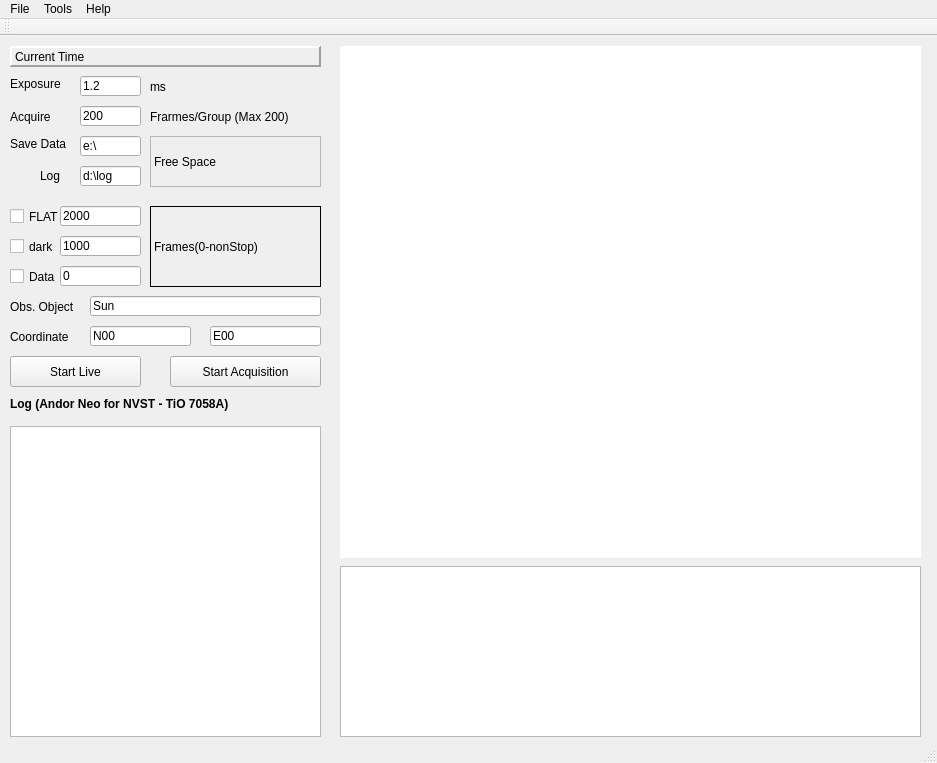
First picture: the form in nvst-tio/NVST-TiO-20220308-003/mainwindow.ui, repository chd1998/fso-qt, before the edit.
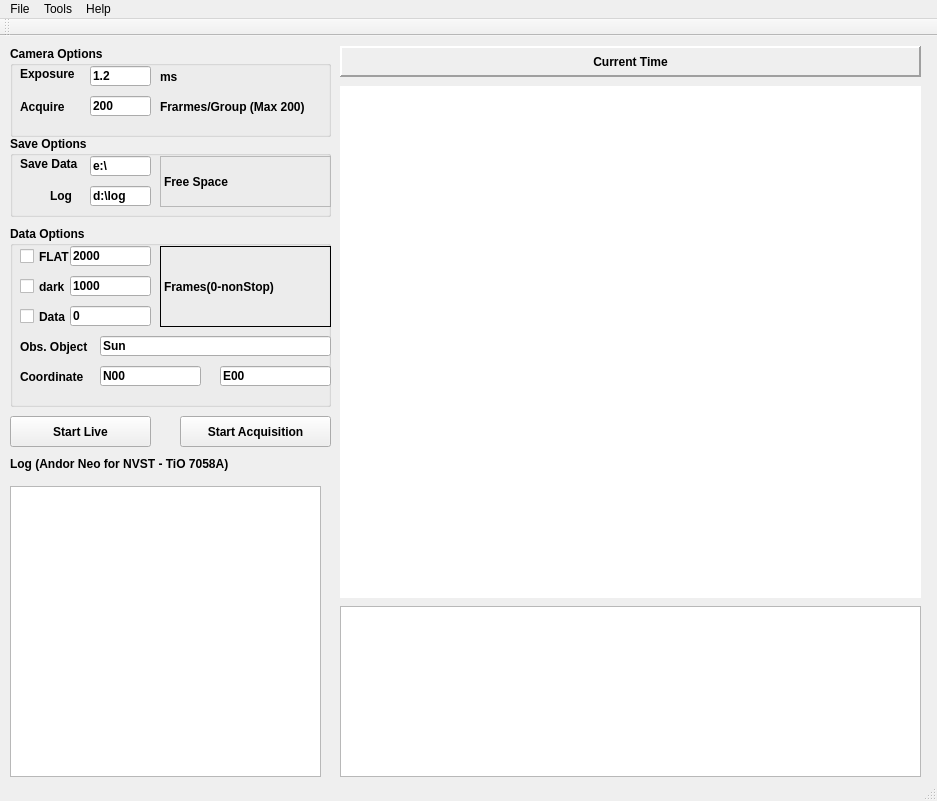
Second picture: the form after the edit. Custom widgets are drawn as their Qt base class.

Patch:
```diff
--- a/nvst-tio/NVST-TiO-20220308-003/mainwindow.ui
+++ b/nvst-tio/NVST-TiO-20220308-003/mainwindow.ui
@@ -7,7 +7,7 @@
     <x>0</x>
     <y>0</y>
     <width>937</width>
-    <height>763</height>
+    <height>801</height>
    </rect>
   </property>
   <property name="sizePolicy">
@@ -30,7 +30,7 @@
     <property name="geometry">
      <rect>
       <x>340</x>
-      <y>10</y>
+      <y>50</y>
       <width>581</width>
       <height>512</height>
      </rect>
@@ -72,44 +72,12 @@
      </brush>
     </property>
    </widget>
-   <widget class="QLabel" name="label_saveto">
-    <property name="geometry">
-     <rect>
-      <x>10</x>
-      <y>100</y>
-      <width>61</width>
-      <height>16</height>
-     </rect>
-    </property>
-    <property name="sizePolicy">
-     <sizepolicy hsizetype="Preferred" vsizetype="Fixed">
-      <horstretch>0</horstretch>
-      <verstretch>0</verstretch>
-     </sizepolicy>
-    </property>
-    <property name="text">
-     <string>Save Data </string>
-    </property>
-   </widget>
-   <widget class="QLineEdit" name="lineEdit_saveto">
-    <property name="geometry">
-     <rect>
-      <x>80</x>
-      <y>100</y>
-      <width>61</width>
-      <height>20</height>
-     </rect>
-    </property>
-    <property name="text">
-     <string>e:\</string>
-    </property>
-   </widget>
    <widget class="QPushButton" name="btnLive">
     <property name="geometry">
      <rect>
       <x>10</x>
-      <y>320</y>
-      <width>131</width>
+      <y>380</y>
+      <width>141</width>
       <height>31</height>
      </rect>
     </property>
@@ -119,6 +87,11 @@
       <verstretch>0</verstretch>
      </sizepolicy>
     </property>
+    <property name="font">
+     <font>
+      <bold>true</bold>
+     </font>
+    </property>
     <property name="text">
      <string>Start Live</string>
     </property>
@@ -129,10 +102,10 @@
    <widget class="QLabel" name="label_time">
     <property name="geometry">
      <rect>
-      <x>10</x>
+      <x>340</x>
       <y>10</y>
-      <width>311</width>
-      <height>21</height>
+      <width>581</width>
+      <height>31</height>
      </rect>
     </property>
     <property name="sizePolicy">
@@ -141,6 +114,11 @@
       <verstretch>0</verstretch>
      </sizepolicy>
     </property>
+    <property name="font">
+     <font>
+      <bold>true</bold>
+     </font>
+    </property>
     <property name="layoutDirection">
      <enum>Qt::LeftToRight</enum>
     </property>
@@ -156,57 +134,15 @@
     <property name="text">
      <string>Current Time</string>
     </property>
-   </widget>
-   <widget class="QLabel" name="label_exposuretime">
-    <property name="geometry">
-     <rect>
-      <x>10</x>
-      <y>40</y>
-      <width>61</width>
-      <height>16</height>
-     </rect>
-    </property>
-    <property name="sizePolicy">
-     <sizepolicy hsizetype="Preferred" vsizetype="Fixed">
-      <horstretch>0</horstretch>
-      <verstretch>0</verstretch>
-     </sizepolicy>
-    </property>
-    <property name="text">
-     <string>Exposure</string>
-    </property>
-   </widget>
-   <widget class="QLineEdit" name="lineEdit_exposuretime">
-    <property name="geometry">
-     <rect>
-      <x>80</x>
-      <y>40</y>
-      <width>61</width>
-      <height>20</height>
-     </rect>
-    </property>
-    <property name="text">
-     <string>1.2</string>
-    </property>
-   </widget>
-   <widget class="QLineEdit" name="lineEdit_framerate">
-    <property name="geometry">
-     <rect>
-      <x>80</x>
-      <y>70</y>
-      <width>61</width>
-      <height>20</height>
-     </rect>
-    </property>
-    <property name="text">
-     <string>200</string>
+    <property name="alignment">
+     <set>Qt::AlignCenter</set>
     </property>
    </widget>
    <widget class="QPushButton" name="btnSnap">
     <property name="geometry">
      <rect>
-      <x>170</x>
-      <y>320</y>
+      <x>180</x>
+      <y>380</y>
       <width>151</width>
       <height>31</height>
      </rect>
@@ -217,6 +153,11 @@
       <verstretch>0</verstretch>
      </sizepolicy>
     </property>
+    <property name="font">
+     <font>
+      <bold>true</bold>
+     </font>
+    </property>
     <property name="text">
      <string>Start Acquisition</string>
     </property>
@@ -237,7 +178,7 @@
     <property name="geometry">
      <rect>
       <x>10</x>
-      <y>360</y>
+      <y>420</y>
       <width>331</width>
       <height>16</height>
      </rect>
@@ -261,9 +202,9 @@
     <property name="geometry">
      <rect>
       <x>10</x>
-      <y>390</y>
+      <y>450</y>
       <width>311</width>
-      <height>311</height>
+      <height>291</height>
      </rect>
     </property>
     <property name="sizePolicy">
@@ -273,11 +214,145 @@
      </sizepolicy>
     </property>
    </widget>
+   <widget class="QChartView" name="chart_graphicsView">
+    <property name="geometry">
+     <rect>
+      <x>340</x>
+      <y>570</y>
+      <width>581</width>
+      <height>171</height>
+     </rect>
+    </property>
+   </widget>
+   <widget class="QGroupBox" name="groupBox">
+    <property name="geometry">
+     <rect>
+      <x>10</x>
+      <y>190</y>
+      <width>321</width>
+      <height>181</height>
+     </rect>
+    </property>
+    <property name="font">
+     <font>
+      <bold>true</bold>
+     </font>
+    </property>
+    <property name="title">
+     <string>Data Options</string>
+    </property>
+    <widget class="QLineEdit" name="lineEdit_cor2">
+     <property name="geometry">
+      <rect>
+       <x>210</x>
+       <y>140</y>
+       <width>111</width>
+       <height>20</height>
+      </rect>
+     </property>
+     <property name="text">
+      <string>E00</string>
+     </property>
+    </widget>
+    <widget class="QLineEdit" name="lineEdit_cor1">
+     <property name="geometry">
+      <rect>
+       <x>90</x>
+       <y>140</y>
+       <width>101</width>
+       <height>20</height>
+      </rect>
+     </property>
+     <property name="text">
+      <string>N00</string>
+     </property>
+    </widget>
+    <widget class="QLineEdit" name="lineEdit_flatnum">
+     <property name="geometry">
+      <rect>
+       <x>60</x>
+       <y>20</y>
+       <width>81</width>
+       <height>20</height>
+      </rect>
+     </property>
+     <property name="text">
+      <string>2000</string>
+     </property>
+    </widget>
+    <widget class="QLabel" name="label_2">
+     <property name="geometry">
+      <rect>
+       <x>10</x>
+       <y>140</y>
+       <width>81</width>
+       <height>21</height>
+      </rect>
+     </property>
+     <property name="text">
+      <string>Coordinate</string>
+     </property>
+    </widget>
+    <widget class="QLineEdit" name="lineEdit_objname">
+     <property name="geometry">
+      <rect>
+       <x>90</x>
+       <y>110</y>
+       <width>231</width>
+       <height>20</height>
+      </rect>
+     </property>
+     <property name="text">
+      <string>Sun</string>
+     </property>
+    </widget>
+    <widget class="QLabel" name="label_obj">
+     <property name="geometry">
+      <rect>
+       <x>10</x>
+       <y>110</y>
+       <width>81</width>
+       <height>21</height>
+      </rect>
+     </property>
+     <property name="text">
+      <string>Obs. Object</string>
+     </property>
+    </widget>
+    <widget class="QLabel" name="label_dunit_2">
+     <property name="geometry">
+      <rect>
+       <x>150</x>
+       <y>20</y>
+       <width>171</width>
+       <height>81</height>
+      </rect>
+     </property>
+     <property name="frameShape">
+      <enum>QFrame::Box</enum>
+     </property>
+     <property name="text">
+      <string>Frames(0-nonStop)</string>
+     </property>
+    </widget>
+    <widget class="QLineEdit" name="lineEdit_darknum">
+     <property name="geometry">
+      <rect>
+       <x>60</x>
+       <y>50</y>
+       <width>81</width>
+       <height>20</height>
+      </rect>
+     </property>
+     <property name="text">
+      <string>1000</string>
+     </property>
+    </widget>
    <widget class="QCheckBox" name="checkBox_Flat">
     <property name="geometry">
      <rect>
       <x>10</x>
-      <y>170</y>
+       <y>20</y>
       <width>71</width>
       <height>21</height>
      </rect>
@@ -286,11 +361,37 @@
      <string>FLAT</string>
     </property>
    </widget>
+    <widget class="QCheckBox" name="checkBox_Data">
+     <property name="geometry">
+      <rect>
+       <x>10</x>
+       <y>80</y>
+       <width>71</width>
+       <height>21</height>
+      </rect>
+     </property>
+     <property name="text">
+      <string>Data</string>
+     </property>
+    </widget>
+    <widget class="QLineEdit" name="lineEdit_datanum">
+     <property name="geometry">
+      <rect>
+       <x>60</x>
+       <y>80</y>
+       <width>81</width>
+       <height>20</height>
+      </rect>
+     </property>
+     <property name="text">
+      <string>0</string>
+     </property>
+    </widget>
    <widget class="QCheckBox" name="checkBox_Dark">
     <property name="geometry">
      <rect>
       <x>10</x>
-      <y>200</y>
+       <y>50</y>
       <width>51</width>
       <height>21</height>
      </rect>
@@ -299,50 +400,29 @@
      <string>dark</string>
     </property>
    </widget>
-   <widget class="QCheckBox" name="checkBox_Data">
-    <property name="geometry">
-     <rect>
-      <x>10</x>
-      <y>230</y>
-      <width>71</width>
-      <height>21</height>
-     </rect>
-    </property>
-    <property name="text">
-     <string>Data</string>
-    </property>
    </widget>
-   <widget class="QLabel" name="label_obj">
+   <widget class="QGroupBox" name="groupBox_2">
     <property name="geometry">
      <rect>
       <x>10</x>
-      <y>260</y>
-      <width>81</width>
-      <height>21</height>
+      <y>100</y>
+      <width>321</width>
+      <height>81</height>
      </rect>
     </property>
-    <property name="text">
-     <string>Obs. Object</string>
+    <property name="font">
+     <font>
+      <bold>true</bold>
+     </font>
     </property>
-   </widget>
-   <widget class="QLineEdit" name="lineEdit_objname">
-    <property name="geometry">
-     <rect>
-      <x>90</x>
-      <y>260</y>
-      <width>231</width>
-      <height>20</height>
-     </rect>
+    <property name="title">
+     <string>Save Options</string>
     </property>
-    <property name="text">
-     <string>Sun</string>
-    </property>
-   </widget>
    <widget class="QLabel" name="label_freedisk">
     <property name="geometry">
      <rect>
       <x>150</x>
-      <y>100</y>
+       <y>20</y>
       <width>171</width>
       <height>51</height>
      </rect>
@@ -354,37 +434,24 @@
      <string>Free Space  </string>
     </property>
    </widget>
-   <widget class="QLineEdit" name="lineEdit_cor1">
+    <widget class="QLineEdit" name="lineEdit_savelog">
     <property name="geometry">
      <rect>
-      <x>90</x>
-      <y>290</y>
-      <width>101</width>
+       <x>80</x>
+       <y>50</y>
+       <width>61</width>
       <height>20</height>
      </rect>
     </property>
     <property name="text">
-     <string>N00</string>
-    </property>
-   </widget>
-   <widget class="QLineEdit" name="lineEdit_cor2">
-    <property name="geometry">
-     <rect>
-      <x>210</x>
-      <y>290</y>
-      <width>111</width>
-      <height>20</height>
-     </rect>
-    </property>
-    <property name="text">
-     <string>E00</string>
+      <string>d:\log</string>
     </property>
    </widget>
    <widget class="QLabel" name="label_savelog">
     <property name="geometry">
      <rect>
       <x>40</x>
-      <y>130</y>
+       <y>50</y>
       <width>31</width>
       <height>20</height>
      </rect>
@@ -393,105 +460,74 @@
      <string>Log</string>
     </property>
    </widget>
-   <widget class="QLineEdit" name="lineEdit_savelog">
+    <widget class="QLabel" name="label_saveto">
+     <property name="geometry">
+      <rect>
+       <x>10</x>
+       <y>20</y>
+       <width>61</width>
+       <height>16</height>
+      </rect>
+     </property>
+     <property name="sizePolicy">
+      <sizepolicy hsizetype="Preferred" vsizetype="Fixed">
+       <horstretch>0</horstretch>
+       <verstretch>0</verstretch>
+      </sizepolicy>
+     </property>
+     <property name="text">
+      <string>Save Data </string>
+     </property>
+    </widget>
+    <widget class="QLineEdit" name="lineEdit_saveto">
     <property name="geometry">
      <rect>
       <x>80</x>
-      <y>130</y>
+       <y>20</y>
       <width>61</width>
       <height>20</height>
      </rect>
     </property>
     <property name="text">
-     <string>d:\log</string>
-    </property>
-   </widget>
-   <widget class="QLineEdit" name="lineEdit_flatnum">
-    <property name="geometry">
-     <rect>
-      <x>60</x>
-      <y>170</y>
-      <width>81</width>
-      <height>20</height>
-     </rect>
-    </property>
-    <property name="text">
-     <string>2000</string>
-    </property>
+      <string>e:\</string>
+     </property>
+    </widget>
    </widget>
-   <widget class="QLineEdit" name="lineEdit_darknum">
+   <widget class="QGroupBox" name="groupBox_3">
     <property name="geometry">
      <rect>
-      <x>60</x>
-      <y>200</y>
-      <width>81</width>
-      <height>20</height>
+      <x>10</x>
+      <y>10</y>
+      <width>321</width>
+      <height>91</height>
      </rect>
     </property>
-    <property name="text">
-     <string>1000</string>
+    <property name="font">
+     <font>
+      <bold>true</bold>
+     </font>
     </property>
-   </widget>
-   <widget class="QLineEdit" name="lineEdit_datanum">
-    <property name="geometry">
-     <rect>
-      <x>60</x>
-      <y>230</y>
-      <width>81</width>
-      <height>20</height>
-     </rect>
+    <property name="title">
+     <string>Camera Options</string>
     </property>
-    <property name="text">
-     <string>0</string>
-    </property>
-   </widget>
-   <widget class="QLabel" name="label_dunit_2">
+    <widget class="QLabel" name="label_dunit_6">
     <property name="geometry">
      <rect>
-      <x>150</x>
-      <y>170</y>
-      <width>171</width>
-      <height>81</height>
-     </rect>
-    </property>
-    <property name="frameShape">
-     <enum>QFrame::Box</enum>
-    </property>
-    <property name="text">
-     <string>Frames(0-nonStop)</string>
-    </property>
-   </widget>
-   <widget class="QLabel" name="label">
-    <property name="geometry">
-     <rect>
-      <x>150</x>
-      <y>70</y>
-      <width>171</width>
-      <height>21</height>
-     </rect>
-    </property>
-    <property name="text">
-     <string>Frarmes/Group (Max 200)</string>
-    </property>
-   </widget>
-   <widget class="QLabel" name="label_2">
-    <property name="geometry">
-     <rect>
       <x>10</x>
-      <y>290</y>
-      <width>81</width>
+       <y>50</y>
+       <width>71</width>
       <height>21</height>
      </rect>
     </property>
     <property name="text">
-     <string>Coordinate</string>
+      <string>Acquire</string>
     </property>
    </widget>
    <widget class="QLabel" name="label_dunit_5">
     <property name="geometry">
      <rect>
       <x>150</x>
-      <y>40</y>
+       <y>20</y>
       <width>91</width>
       <height>21</height>
      </rect>
@@ -500,28 +536,64 @@
      <string>ms</string>
     </property>
    </widget>
-   <widget class="QLabel" name="label_dunit_6">
+    <widget class="QLineEdit" name="lineEdit_exposuretime">
     <property name="geometry">
      <rect>
-      <x>10</x>
-      <y>70</y>
-      <width>71</width>
+       <x>80</x>
+       <y>20</y>
+       <width>61</width>
+       <height>20</height>
+      </rect>
+     </property>
+     <property name="text">
+      <string>1.2</string>
+     </property>
+    </widget>
+    <widget class="QLineEdit" name="lineEdit_framerate">
+     <property name="geometry">
+      <rect>
+       <x>80</x>
+       <y>50</y>
+       <width>61</width>
+       <height>20</height>
+      </rect>
+     </property>
+     <property name="text">
+      <string>200</string>
+     </property>
+    </widget>
+    <widget class="QLabel" name="label">
+     <property name="geometry">
+      <rect>
+       <x>150</x>
+       <y>50</y>
+       <width>171</width>
       <height>21</height>
      </rect>
     </property>
     <property name="text">
-     <string>Acquire</string>
-    </property>
-   </widget>
-   <widget class="QChartView" name="chart_graphicsView">
+      <string>Frarmes/Group (Max 200)</string>
+     </property>
+    </widget>
+    <widget class="QLabel" name="label_exposuretime">
     <property name="geometry">
      <rect>
-      <x>340</x>
-      <y>530</y>
-      <width>581</width>
-      <height>171</height>
-     </rect>
-    </property>
+       <x>10</x>
+       <y>20</y>
+       <width>61</width>
+       <height>16</height>
+      </rect>
+     </property>
+     <property name="sizePolicy">
+      <sizepolicy hsizetype="Preferred" vsizetype="Fixed">
+       <horstretch>0</horstretch>
+       <verstretch>0</verstretch>
+      </sizepolicy>
+     </property>
+     <property name="text">
+      <string>Exposure</string>
+     </property>
+    </widget>
    </widget>
   </widget>
   <widget class="QMenuBar" name="menuBar">
```
Lines whose indentation alone changed are shown as unchanged.
